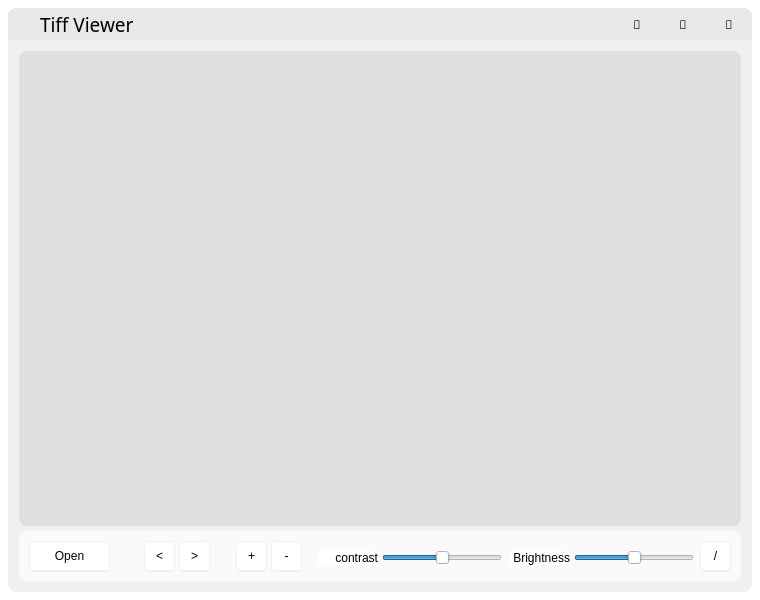
Qt form TiffViewer/TiffViewer.ui (GengGode/TiffViewer) before a commit.
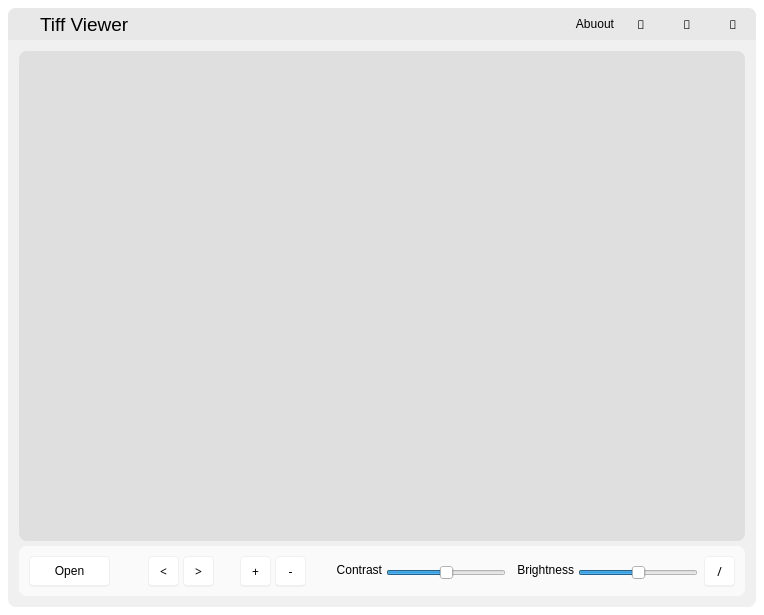
The same form after that commit. Icons and pictures are not drawn.

What changed in the file:
```diff
--- a/TiffViewer/TiffViewer.ui
+++ b/TiffViewer/TiffViewer.ui
@@ -6,8 +6,8 @@
    <rect>
     <x>0</x>
     <y>0</y>
-    <width>760</width>
-    <height>600</height>
+    <width>764</width>
+    <height>615</height>
    </rect>
   </property>
   <property name="minimumSize">
@@ -109,7 +109,7 @@
        <widget class="QLabel" name="label_title">
         <property name="font">
          <font>
-          <family>Segoe UI Variable</family>
+          <family>Segoe UI</family>
           <pointsize>14</pointsize>
          </font>
         </property>
@@ -130,7 +130,7 @@
        <widget class="QWidget" name="widget" native="true">
         <property name="maximumSize">
          <size>
-          <width>138</width>
+          <width>184</width>
           <height>32</height>
          </size>
         </property>
@@ -140,7 +140,7 @@
         <widget class="QPushButton" name="pb_mini">
          <property name="geometry">
           <rect>
-           <x>0</x>
+           <x>46</x>
            <y>0</y>
            <width>46</width>
            <height>32</height>
@@ -171,7 +171,7 @@
         <widget class="QPushButton" name="pb_exit">
          <property name="geometry">
           <rect>
-           <x>92</x>
+           <x>138</x>
            <y>0</y>
            <width>46</width>
            <height>32</height>
@@ -207,7 +207,7 @@
         <widget class="QPushButton" name="pb_max">
          <property name="geometry">
           <rect>
-           <x>46</x>
+           <x>92</x>
            <y>0</y>
            <width>46</width>
            <height>32</height>
@@ -235,6 +235,37 @@
           <string></string>
          </property>
         </widget>
+        <widget class="QPushButton" name="pb_about">
+         <property name="geometry">
+          <rect>
+           <x>0</x>
+           <y>0</y>
+           <width>46</width>
+           <height>32</height>
+          </rect>
+         </property>
+         <property name="font">
+          <font>
+           <family>Segoe UI</family>
+          </font>
+         </property>
+         <property name="styleSheet">
+          <string notr="true">QPushButton{
+background-color: rgba(0, 0, 0,0);
+border:none;
+color:rgb(0, 0, 0);
+}
+QPushButton:hover{
+background-color: rgb(229, 229, 229);
+}
+QPushButton:pressed{
+background-color: rgb(204, 204, 204);
+}</string>
+         </property>
+         <property name="text">
+          <string>Abuout</string>
+         </property>
+        </widget>
        </widget>
       </item>
      </layout>
@@ -315,10 +346,6 @@
 background-color: rgb(215, 215, 215);
 border: 1px solid rgb(230, 230, 230) ;
 }
-QPushButton:checked{
-background-color: rgb(215, 215, 215);
-border: 1px solid rgb(230, 230, 230) ;
-}
 </string>
         </property>
         <layout class="QHBoxLayout" name="horizontalLayout_2">
@@ -351,6 +378,11 @@
               <height>31</height>
              </rect>
             </property>
+            <property name="font">
+             <font>
+              <family>Segoe UI</family>
+             </font>
+            </property>
             <property name="styleSheet">
              <string notr="true"/>
             </property>
@@ -383,6 +415,11 @@
               <height>31</height>
              </rect>
             </property>
+            <property name="font">
+             <font>
+              <family>Segoe Fluent Icons</family>
+             </font>
+            </property>
             <property name="styleSheet">
              <string notr="true"/>
             </property>
@@ -402,6 +439,11 @@
               <height>31</height>
              </rect>
             </property>
+            <property name="font">
+             <font>
+              <family>Segoe Fluent Icons</family>
+             </font>
+            </property>
             <property name="styleSheet">
              <string notr="true"/>
             </property>
@@ -431,6 +473,11 @@
               <height>31</height>
              </rect>
             </property>
+            <property name="font">
+             <font>
+              <family>Segoe Fluent Icons</family>
+             </font>
+            </property>
             <property name="styleSheet">
              <string notr="true"/>
             </property>
@@ -450,6 +497,11 @@
               <height>31</height>
              </rect>
             </property>
+            <property name="font">
+             <font>
+              <family>Segoe Fluent Icons</family>
+             </font>
+            </property>
             <property name="styleSheet">
              <string notr="true"/>
             </property>
@@ -480,13 +532,23 @@
             <property name="geometry">
              <rect>
               <x>0</x>
-              <y>20</y>
+              <y>8</y>
               <width>60</width>
-              <height>14</height>
+              <height>31</height>
              </rect>
             </property>
+            <property name="font">
+             <font>
+              <family>Segoe UI</family>
+             </font>
+            </property>
+            <property name="styleSheet">
+             <string notr="true">QLabel{
+	background-color: rgba(255, 255, 255,0);
+}</string>
+            </property>
             <property name="text">
-             <string>contrast</string>
+             <string>Contrast</string>
             </property>
             <property name="alignment">
              <set>Qt::AlignRight|Qt::AlignTrailing|Qt::AlignVCenter</set>
@@ -543,11 +605,21 @@
             <property name="geometry">
              <rect>
               <x>192</x>
-              <y>20</y>
+              <y>8</y>
               <width>60</width>
-              <height>14</height>
+              <height>31</height>
              </rect>
             </property>
+            <property name="font">
+             <font>
+              <family>Segoe UI</family>
+             </font>
+            </property>
+            <property name="styleSheet">
+             <string notr="true">QLabel{
+	background-color: rgba(255, 255, 255,0);
+}</string>
+            </property>
             <property name="text">
              <string>Brightness</string>
             </property>
@@ -564,6 +636,11 @@
               <height>31</height>
              </rect>
             </property>
+            <property name="font">
+             <font>
+              <family>Segoe Fluent Icons</family>
+             </font>
+            </property>
             <property name="styleSheet">
              <string notr="true"/>
             </property>
```
Left out of the diff: 6 changed lines with no effect on the pictures.
